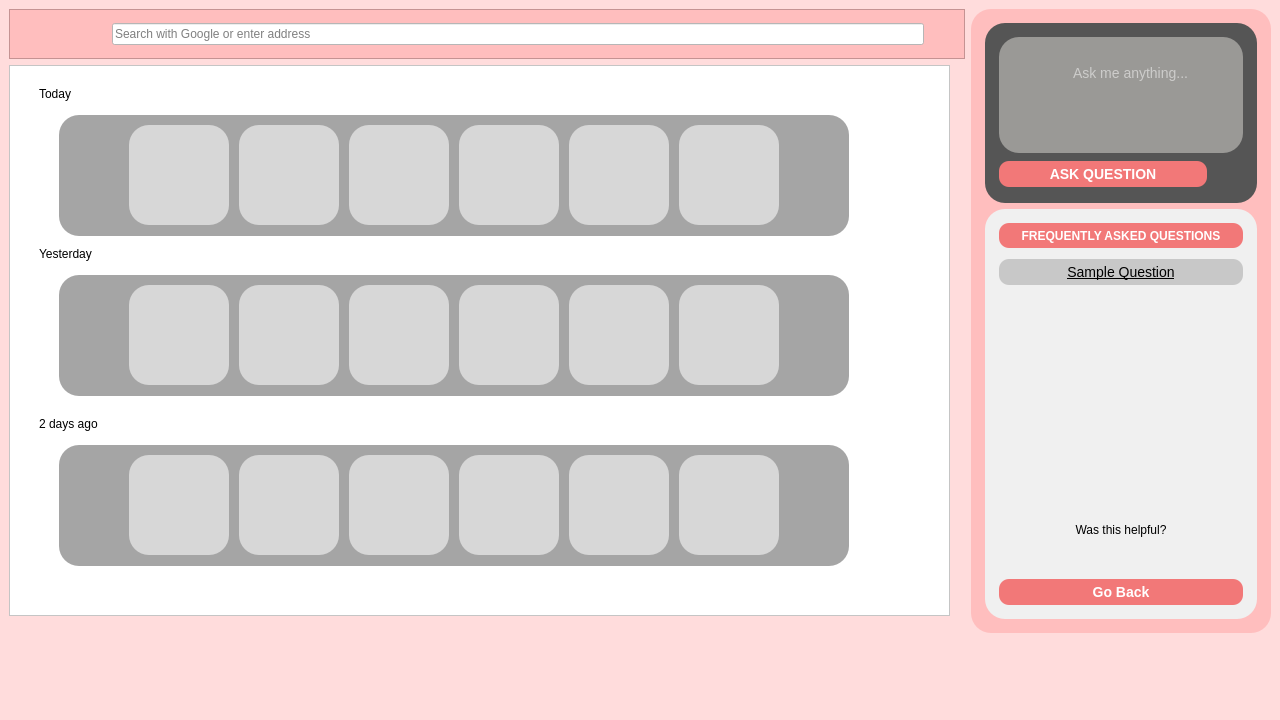
This is assets/UI/MainPage.ui in AlexShem247/wise-browse as Qt 5 draws it before an edit. The edited form follows.
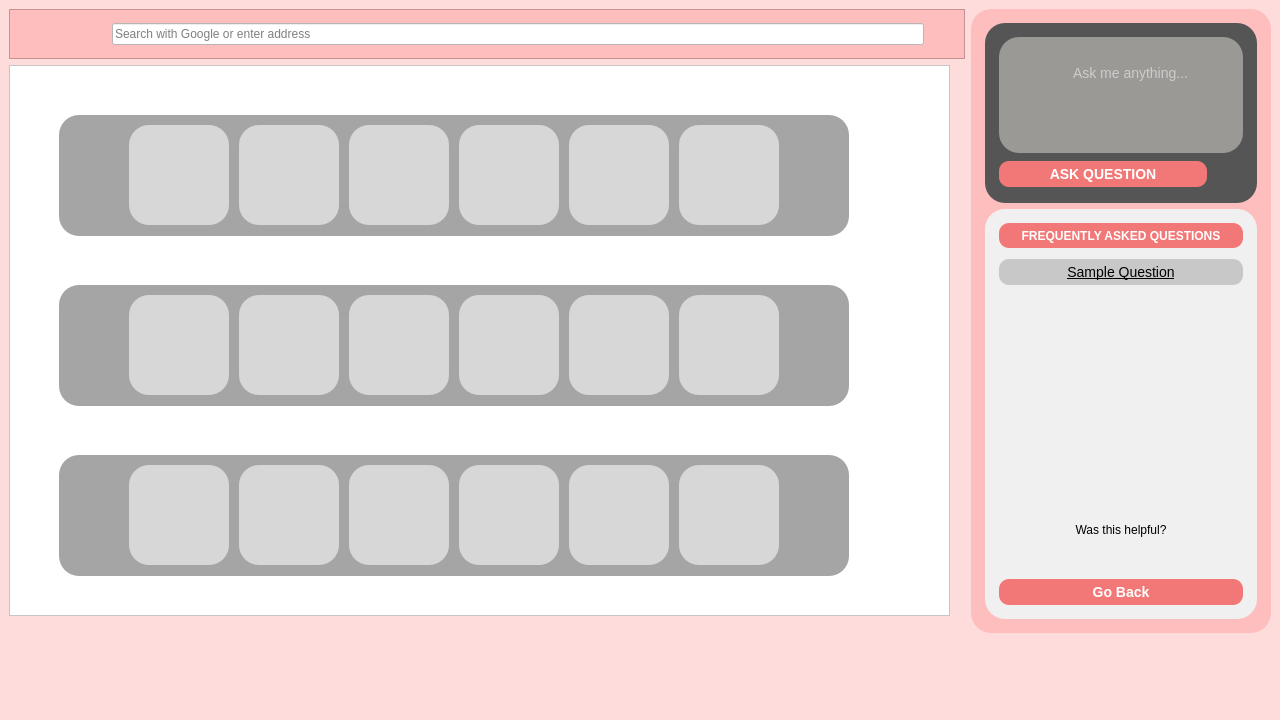
This is the edited form.

Commit message: [at1921]: Search History page now displays the actual dates instead of 'today', 'yesterday'

Diff of the .ui file:
```diff
--- a/assets/UI/MainPage.ui
+++ b/assets/UI/MainPage.ui
@@ -1422,32 +1422,6 @@
                   <property name="frameShadow">
                    <enum>QFrame::Raised</enum>
                   </property>
-                  <widget class="QLabel" name="label_3">
-                   <property name="geometry">
-                    <rect>
-                     <x>30</x>
-                     <y>20</y>
-                     <width>67</width>
-                     <height>17</height>
-                    </rect>
-                   </property>
-                   <property name="text">
-                    <string>Today</string>
-                   </property>
-                  </widget>
-                  <widget class="QLabel" name="label_4">
-                   <property name="geometry">
-                    <rect>
-                     <x>30</x>
-                     <y>180</y>
-                     <width>67</width>
-                     <height>17</height>
-                    </rect>
-                   </property>
-                   <property name="text">
-                    <string>Yesterday</string>
-                   </property>
-                  </widget>
                   <widget class="QFrame" name="visitedSites">
                    <property name="geometry">
                     <rect>
@@ -1703,7 +1677,7 @@
                    <property name="geometry">
                     <rect>
                      <x>50</x>
-                     <y>380</y>
+                     <y>390</y>
                      <width>790</width>
                      <height>121</height>
                     </rect>
@@ -1954,7 +1928,7 @@
                    <property name="geometry">
                     <rect>
                      <x>50</x>
-                     <y>210</y>
+                     <y>220</y>
                      <width>790</width>
                      <height>121</height>
                     </rect>
@@ -2201,18 +2175,44 @@
                     </property>
                    </widget>
                   </widget>
-                  <widget class="QLabel" name="label_5">
+                  <widget class="QLineEdit" name="historydate_1">
+                    <property name="styleSheet">
+                        <string notr="true">border: none;</string>
+                    </property>
+                   <property name="geometry">
+                    <rect>
+                     <x>30</x>
+                     <y>10</y>
+                     <width>113</width>
+                     <height>25</height>
+                    </rect>
+                   </property>
+                  </widget>
+                  <widget class="QLineEdit" name="historydate_2">
+                    <property name="styleSheet">
+                        <string notr="true">border: none;</string>
+                    </property>
+                   <property name="geometry">
+                    <rect>
+                     <x>30</x>
+                     <y>180</y>
+                     <width>113</width>
+                     <height>25</height>
+                    </rect>
+                   </property>
+                  </widget>
+                  <widget class="QLineEdit" name="historydate_3">
+                    <property name="styleSheet">
+                        <string notr="true">border: none;</string>
+                    </property>
                    <property name="geometry">
                     <rect>
                      <x>30</x>
                      <y>350</y>
-                     <width>81</width>
-                     <height>17</height>
+                     <width>113</width>
+                     <height>25</height>
                     </rect>
                    </property>
-                   <property name="text">
-                    <string>2 days ago</string>
-                   </property>
                   </widget>
                  </widget>
                 </widget>
```
The commit also changes 2 other files.
